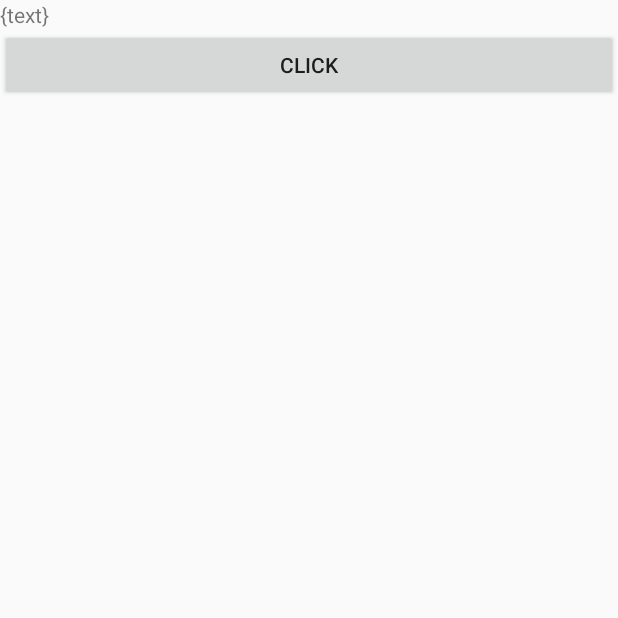
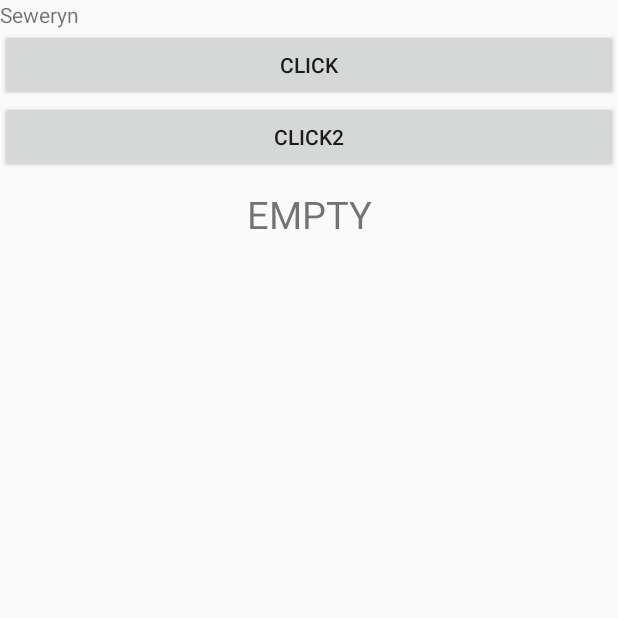
Before and after one commit to sems-imuaythai/imuaythai-mt-judges, an Android app: the screen it shows after launch (SplashActivity), on a phone screen of 412 x 824 dp, the top half of it. Run offline under Robolectric (Android 15) with nearby library versions, the phone set to English and light mode, and no system bars; our stand-ins replace Dagger/Hilt's generated code, RxJava; 3 statements that could not run were skipped.

Commit message:
Implemented ViewModel Rx handlers

```diff
--- a/app/build.gradle
+++ b/app/build.gradle
@@ -47,6 +47,7 @@ dependencies {
     implementation 'io.reactivex.rxjava2:rxjava:2.2.2'
     implementation 'io.reactivex.rxjava2:rxandroid:2.0.1'
     implementation 'com.jakewharton.rxbinding2:rxbinding:2.0.0'
+    implementation 'com.squareup.retrofit2:adapter-rxjava2:2.4.0'
 
 
     testImplementation 'junit:junit:4.12'
--- /dev/null
+++ b/app/src/main/java/com/imuaythai/mtjudges/common/Resource.kt
@@ -0,0 +1,37 @@
+package com.imuaythai.mtjudges.common
+
+class Resource<T> private constructor(val status: Status, val data: T?, val exception: Throwable?) {
+    enum class Status {
+        SUCCESS, ERROR, LOADING, EMPTY
+    }
+    companion object {
+        fun <T> success(data: T?): Resource<T> {
+            return Resource(
+                Status.SUCCESS,
+                data,
+                null
+            )
+        }
+        fun <T> error(exception: Throwable?): Resource<T> {
+            return Resource(
+                Status.ERROR,
+                null,
+                exception
+            )
+        }
+        fun <T> loading(): Resource<T> {
+            return Resource(
+                Status.LOADING,
+                null,
+                null
+            )
+        }
+        fun <T> empty(): Resource<T> {
+            return Resource(
+                Status.EMPTY,
+                null,
+                null
+            )
+        }
+    }
+}
--- /dev/null
+++ b/app/src/main/java/com/imuaythai/mtjudges/common/UseCase.kt
@@ -0,0 +1,7 @@
+package com.imuaythai.mtjudges.common
+
+interface UseCase<REQUEST,RESPONSE> {
+
+    fun execute(request : REQUEST) : RESPONSE;
+
+}
--- a/app/src/main/java/com/imuaythai/mtjudges/login/LoginFragment.kt
+++ b/app/src/main/java/com/imuaythai/mtjudges/login/LoginFragment.kt
@@ -12,7 +12,7 @@ import androidx.lifecycle.ViewModelProviders
 import com.imuaythai.mtjudges.application.MTJudgesApplication
 import com.imuaythai.mtjudges.R
 import com.imuaythai.mtjudges.login.injection.LoginModule
-import com.imuaythai.mtjudges.provider.Resource
+import com.imuaythai.mtjudges.common.Resource
 
 import kotlinx.android.synthetic.main.login_fragment.*
 import javax.inject.Inject
@@ -42,20 +42,28 @@ class LoginFragment : Fragment() {
     override fun onViewCreated(view: View, savedInstanceState: Bundle?) {
         viewModel = ViewModelProviders.of(this, viewModelFactory).get(LoginViewModel::class.java)
         viewModel.userName.observe(this, Observer { userName -> message_text_view.text = userName })
-        viewModel.data.observe(this, Observer {  data ->
+        viewModel.artistsLists.observe(this, Observer {  data ->
             when(data.status){
                 Resource.Status.LOADING -> {
                     Log.e("Resource","LOADING");
+                    resource_text_view.text = "LOADING"
                 }
                 Resource.Status.ERROR -> {
                     Log.e("Resource","ERROR");
+                    resource_text_view.text = "ERROR"
                 }
                 Resource.Status.SUCCESS -> {
                     Log.e("Resource","SUCCESS");
+                    resource_text_view.text = "SUCCESS"
+                }
+                Resource.Status.EMPTY -> {
+                    Log.e("Resource","EMPTY");
+                    resource_text_view.text = "EMPTY"
                 }
             }
         })
         click_button.setOnClickListener { _ -> viewModel.clicked() }
+        click_button2.setOnClickListener { _ -> viewModel.clicked2() }
     }
 
 }
--- a/app/src/main/java/com/imuaythai/mtjudges/login/LoginViewModel.kt
+++ b/app/src/main/java/com/imuaythai/mtjudges/login/LoginViewModel.kt
@@ -1,42 +1,28 @@
 package com.imuaythai.mtjudges.login
 
 import androidx.lifecycle.MutableLiveData
-import androidx.lifecycle.ViewModel
-import com.imuaythai.mtjudges.login.service.LoginService
+import com.imuaythai.mtjudges.common.BaseViewModel
 import com.imuaythai.mtjudges.provider.MTWebService
-import com.imuaythai.mtjudges.provider.Resource
-import io.reactivex.android.schedulers.AndroidSchedulers
+import com.imuaythai.mtjudges.common.Resource
+import com.imuaythai.mtjudges.login.model.LoadArtistsData
 import javax.inject.Inject
-import io.reactivex.disposables.CompositeDisposable
 
 class LoginViewModel @Inject constructor(
-    var loginService : LoginService,
-    var webService : MTWebService
-) : ViewModel() {
+    var webService : MTWebService,
+    var loadArtistsData : LoadArtistsData
+) : BaseViewModel() {
 
     var userName : MutableLiveData<String> = MutableLiveData()
 
-    var data : MutableLiveData<Resource<String>> = MutableLiveData()
+    var artistsLists : MutableLiveData<Resource<String>> = MutableLiveData()
 
-    private val disposables = CompositeDisposable()
-
-    fun clicked() {
-        load();
-        this.userName.value = loginService.login("asd","asdas");
+    init {
+        artistsLists.value = Resource.empty()
+        userName.value = "Seweryn"
     }
 
-    fun load() {
-        disposables.add(webService.searchArtist("aaaa")
-            .subscribeOn(AndroidSchedulers.mainThread())
-            .subscribe({ response ->
-                Resource.success(response)
-            }, { exception ->
-                data.value = Resource.error( exception)
-            }))
-    }
+    fun clicked() = execute(webService.searchArtist("aaaa"), artistsLists)
 
-    override fun onCleared() {
-        disposables.clear()
-    }
+    fun clicked2() = execute(loadArtistsData,"aaaa", artistsLists)
 
 }
--- /dev/null
+++ b/app/src/main/java/com/imuaythai/mtjudges/login/model/LoadArtistsData.kt
@@ -0,0 +1,15 @@
+package com.imuaythai.mtjudges.login.model
+
+import com.imuaythai.mtjudges.common.UseCase
+import com.imuaythai.mtjudges.provider.MTWebService
+import javax.inject.Inject
+
+class LoadArtistsData @Inject constructor(
+    var webService : MTWebService
+) : UseCase<String,String>{
+
+    override fun execute(request: String): String {
+        Thread.sleep(1000)
+        return webService.searchArtist(request).blockingSingle()
+    }
+}
--- a/app/src/main/java/com/imuaythai/mtjudges/provider/injection/MTWebServiceModule.kt
+++ b/app/src/main/java/com/imuaythai/mtjudges/provider/injection/MTWebServiceModule.kt
@@ -7,6 +7,7 @@ import dagger.Provides
 import okhttp3.OkHttpClient
 import okhttp3.logging.HttpLoggingInterceptor
 import retrofit2.Retrofit
+import retrofit2.adapter.rxjava2.RxJava2CallAdapterFactory
 import retrofit2.converter.gson.GsonConverterFactory
 import javax.inject.Singleton
 
@@ -23,6 +24,7 @@ class MTWebServiceModule {
     @Provides @Singleton
     fun provideRetrofit(client : OkHttpClient) : Retrofit = Retrofit.Builder()
             .baseUrl("http://ws.audioscrobbler.com")
+            .addCallAdapterFactory(RxJava2CallAdapterFactory.create())
             .client(client)
             .addConverterFactory(GsonConverterFactory.create())
             .build()
--- a/app/src/main/res/layout/login_fragment.xml
+++ b/app/src/main/res/layout/login_fragment.xml
@@ -22,7 +22,25 @@
             android:id="@+id/click_button"
             android:text="Click"
             android:layout_width="match_parent"
-            android:layout_height="wrap_content" tools:layout_editor_absoluteY="73dp"
-            tools:layout_editor_absoluteX="151dp" />
+            android:layout_height="wrap_content"   />
+
+    <Button
+            android:id="@+id/click_button2"
+            android:text="Click2"
+            android:layout_width="match_parent"
+            android:layout_height="wrap_content"   />
+
+    <TextView
+            android:id="@+id/resource_text_view"
+            android:layout_width="match_parent"
+            android:layout_height="wrap_content"
+            android:text="{resource}"
+            android:textSize="25sp"
+            android:layout_marginTop="10dp"
+            android:gravity="center_vertical|center_horizontal"
+            app:layout_constraintBottom_toBottomOf="parent"
+            app:layout_constraintEnd_toEndOf="parent"
+            app:layout_constraintStart_toStartOf="parent"
+            app:layout_constraintTop_toTopOf="parent"  />
 
 </LinearLayout>
```
Also changed, not shown: app/src/main/java/com/imuaythai/mtjudges/common/BaseViewModel.kt (added, +59 -0 lines), app/src/main/java/com/imuaythai/mtjudges/provider/Resource.kt (deleted, +0 -18 lines).
